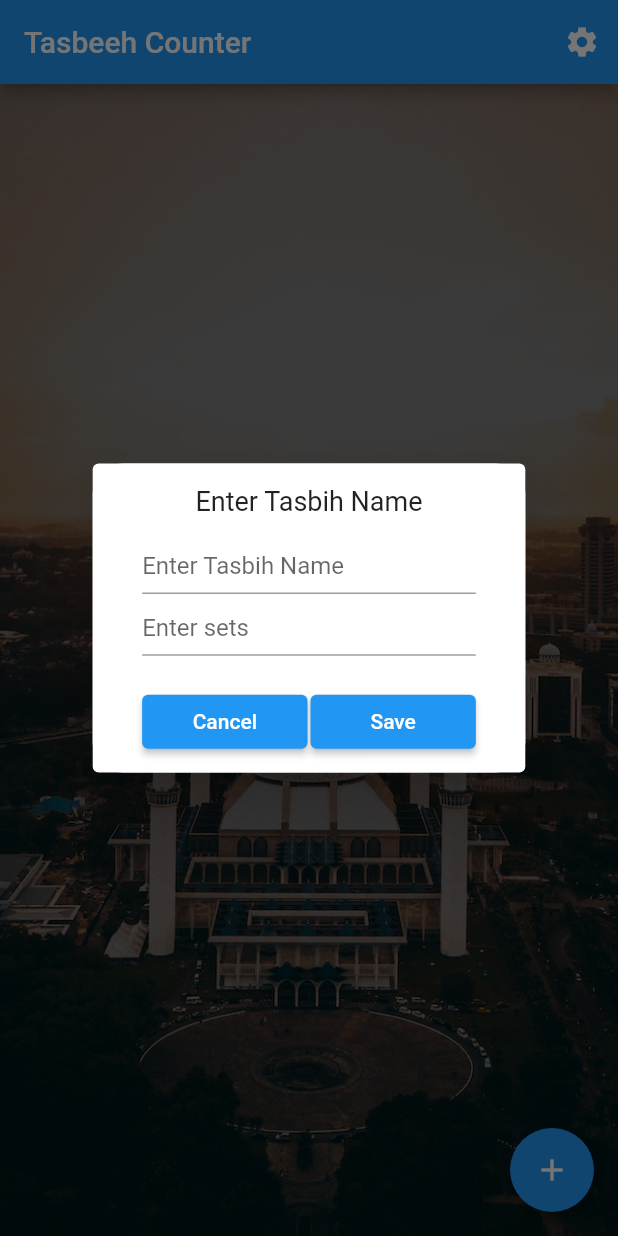
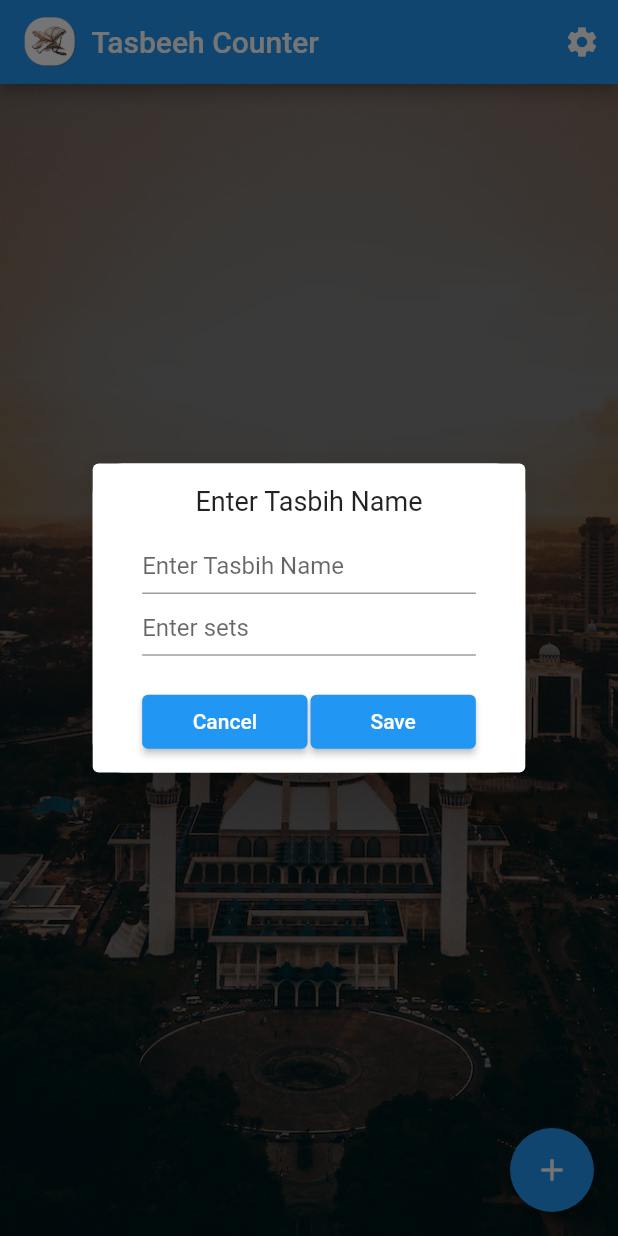
Before and after one commit to HammadRafique29/HammadRafique_Flutter_Applications, a Flutter app: the screen it shows after launch, after a tap on the "add" icon, on a phone screen of 412 x 824 dp. Run offline on Flutter 3.47's test engine with Material 2 defaults, Android fonts, the light colour scheme and no system bars; our stand-ins replace assets_audio_player, audioplayers, vibration.

Commit message:
Optmizing Code 1

```diff
--- a/TasbehApp/lib/main.dart
+++ b/TasbehApp/lib/main.dart
@@ -48,8 +48,9 @@ class DataLoadingScreen extends StatefulWidget {
 
 class _DataLoadingScreenState extends State<DataLoadingScreen> {
   Future<Map<String, dynamic>> loadData() async {
-    // Simulate data loading from the "data.json" file
-    await Future.delayed(Duration(seconds: 2)); //
+    await Future.delayed(Duration(seconds: 2));
+    var data = await LocalDataStorage().readDataFromFile();
+    if (data.isEmpty) {
       LocalDataStorage().saveDataToFile({
         "BackgroundImage": "Mosque3",
         "ColorScheme": "1",
@@ -60,37 +61,37 @@ class _DataLoadingScreenState extends State<DataLoadingScreen> {
         "Vignetto": false,
         "Tasbih": [
           {
-          "Ayate Karima": [0, 35, 0, 0]
+            "Ayate Karima": [0, 33, 0, 0]
           },
           {
-          "SubhanAllah": [0, 35, 0, 0]
+            "SubhanAllah": [0, 33, 0, 0]
           },
           {
-          "Alhamdulillah": [0, 35, 0, 0]
+            "Alhamdulillah": [0, 33, 0, 0]
           },
           {
-          "Allahuakbar": [0, 35, 0, 0]
+            "Allahuakbar": [0, 33, 0, 0]
           },
           {
-          "La illaha illallah": [0, 35, 0, 0]
+            "La illaha illallah": [0, 33, 0, 0]
           },
           {
-          "Astaghfir-Allah": [0, 35, 0, 0]
+            "Astaghfir-Allah": [0, 33, 0, 0]
           },
           {
-          "Bismillah": [0, 35, 0, 0]
+            "Bismillah": [0, 33, 0, 0]
           },
           {
-          "Ya Waliyyul Hasanaat": [0, 35, 0, 0]
+            "Ya Waliyyul Hasanaat": [0, 33, 0, 0]
           },
           {
-          "Laa hawla wa laa quwwata illa Billaah": [0, 35, 0, 0]
+            "Laa hawla wa laa quwwata illa Billaah": [0, 33, 0, 0]
           },
           {
-          "la Haola Wala Quwwata illa billahil Aliyil Azeem": [0, 35, 0, 0]
+            "la Haola Wala Quwwata illa billahil Aliyil Azeem": [0, 33, 0, 0]
           },
           {
-          "Allahuma Salli Ala Muhammadin Wa Aaale Muhammad": [0, 35, 0, 0]
+            "Allahuma Salli Ala Muhammadin Wa Aaale Muhammad": [0, 33, 0, 0]
           },
           {
             "Ash-hadu an la ilaha illallah, wahdahu la sharika lahu": [
@@ -101,19 +102,28 @@ class _DataLoadingScreenState extends State<DataLoadingScreen> {
             ]
           },
           {
-          "Subhaan Allaah wa bi hamdihi Subhaan Allaah il-'Azeem": [0, 35, 0, 0]
+            "Subhaan Allaah wa bi hamdihi Subhaan Allaah il-'Azeem": [
+              0,
+              33,
+              0,
+              0
+            ]
           },
           {
             "Subhaan Allaah, wa'l-hamdu Lillah, wa laa ilaah ill-Allaah, wa Allaahu akbar":
-              [0, 35, 0, 0]
+                [0, 33, 0, 0]
           },
           {
             "Allahumma, anta's-salam wa minkas'salam, Tabarakta-yal-dhal'Jalali wa'l-Ikram":
-              [0, 35, 0, 0]
+                [0, 33, 0, 0]
           }
         ]
-    }); // Replace with your data loading logic
-    final data = await LocalDataStorage().readDataFromFile();
+      });
+      print(data);
+    } else {
+      print("############### Not empty");
+    }
+    data = await LocalDataStorage().readDataFromFile();
     Dataset = data;
     TasbihsList = data["Tasbih"];
     return data;
@@ -176,7 +186,6 @@ class Tasbeeh extends StatefulWidget {
 }
 
 class _TasbeehState extends State<Tasbeeh> {
-  // "Mosque2";
   Color? selectedColor = Colors.white;
 
   @override
@@ -187,9 +196,21 @@ class _TasbeehState extends State<Tasbeeh> {
       // ############## App Bar ############
       appBar: AppBar(
         backgroundColor: selectedColor,
-        title: Text(
+        title: const Row(
+          children: [
+            Image(
+              image: AssetImage("assets/images/Logo.png"),
+              width: 35,
+              height: 35,
+            ),
+            SizedBox(
+              width: 10,
+            ),
+            Text(
               "Tasbeeh Counter",
               style: TextStyle(color: Colors.white),
+            ),
+          ],
         ),
         actions: [
           IconButton(
@@ -341,13 +362,6 @@ class _TasbeehState extends State<Tasbeeh> {
     showDialog(
         context: context,
         builder: (BuildContext context) {
-          Color? IconColor;
-          if (selectedColor == Colors.white) {
-            IconColor = Colors.blue;
-          } else {
-            IconColor = selectedColor;
-          }
-
           // ######### Popup Dialog Box ###########
           return Dialog(
             child: Container(
@@ -404,7 +418,8 @@ class _TasbeehState extends State<Tasbeeh> {
                           child: ElevatedButton(
                             style: ButtonStyle(
                               backgroundColor:
-                                  MaterialStateProperty.all<Color?>(IconColor),
+                                  MaterialStateProperty.all<Color?>(
+                                      selectedColor),
                             ),
                             child: const Text("Cancel"),
                             onPressed: () {
@@ -417,7 +432,8 @@ class _TasbeehState extends State<Tasbeeh> {
                           child: ElevatedButton(
                             style: ButtonStyle(
                               backgroundColor:
-                                  MaterialStateProperty.all<Color?>(IconColor),
+                                  MaterialStateProperty.all<Color?>(
+                                      selectedColor),
                             ),
                             child: const Text("Save"),
                             onPressed: () {
@@ -498,6 +514,8 @@ class _Tasbih_PageState extends State<Tasbih_Page> {
                     0,
                     0
                   ];
+                  // Dataset["Tasbih"] = Dataset[TasbihList];
+                  // LocalDataStorage().saveDataToFile(Dataset);
                 });
                 // Reset Counter Func
               },
@@ -1038,6 +1056,7 @@ class _App_SettingState extends State<App_Setting> {
 class LocalDataStorage {
   Future<Directory> getLocalDirectory() async {
     final directory = await getApplicationDocumentsDirectory();
+    print(directory);
     return directory;
   }
 
```
Lines whose indentation alone changed are shown as unchanged.
